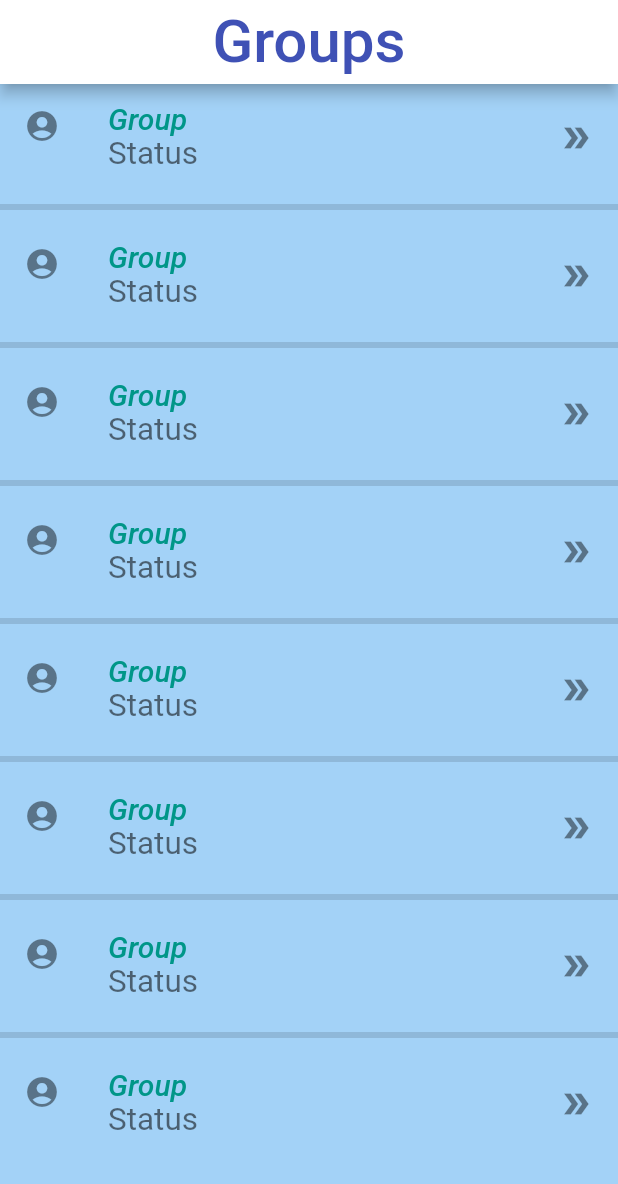
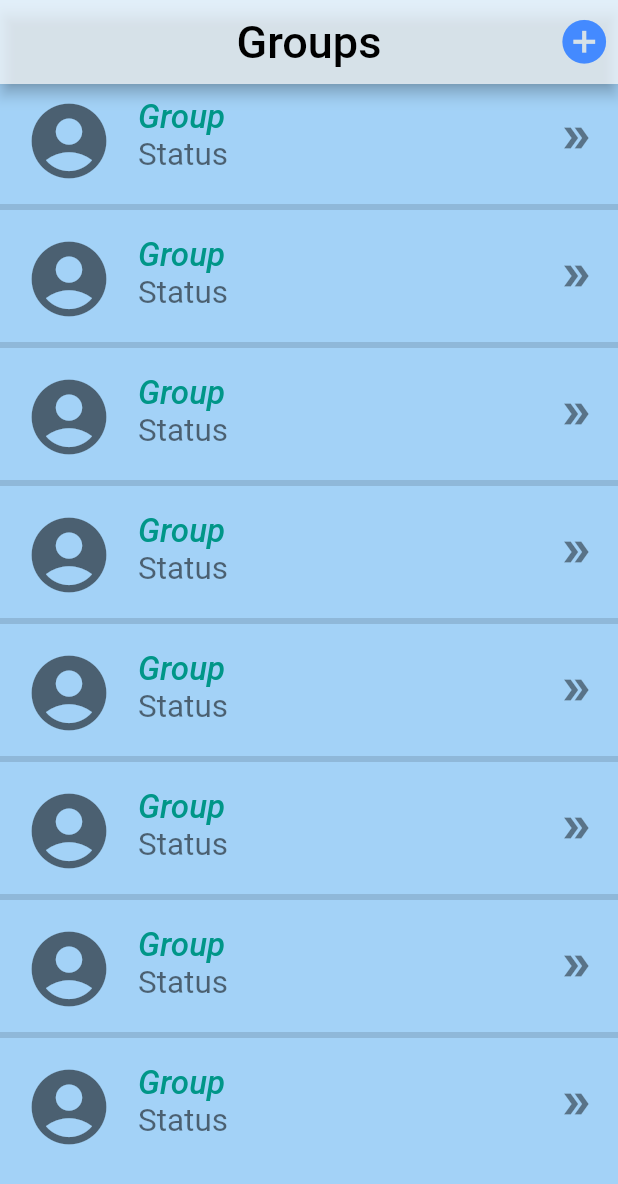
Before and after one commit to admirerr/SplitKaro, a Flutter app: the groupsPage screen opened directly, on a phone screen of 412 x 824 dp. Shown: the top 1184 px of the screen. Run offline on Flutter 3.47's test engine with Material 2 defaults, Android fonts, the light colour scheme and no system bars; our stand-ins replace babstrap_settings_screen, cloud_firestore, curved_navigation_bar, firebase_auth, firebase_core, fluttertoast and 1 more; accounts and stored records are empty.

Commit message:
Listview new updates sn

```diff
--- a/lib/nav_pages/groups.dart
+++ b/lib/nav_pages/groups.dart
@@ -1,7 +1,7 @@
 import 'package:cloud_firestore/cloud_firestore.dart';
 import 'package:firebase_auth/firebase_auth.dart';
 import 'package:flutter/material.dart';
-
+import 'package:babstrap_settings_screen/babstrap_settings_screen.dart';
 import '../login.dart';
 import '../model/user_model.dart';
 
@@ -37,7 +37,6 @@ class _groupsPageState extends State<groupsPage> {
 
 
 
-
   @override
   Widget build(BuildContext context) {
     var arrNames = ['Group','Group','Group','Group','Group','Group','Group','Group'];
@@ -49,14 +48,27 @@ class _groupsPageState extends State<groupsPage> {
           child: Column(
             mainAxisAlignment: MainAxisAlignment.center,
             children: <Widget>[
-              AppBar(title: Text("Groups", textScaleFactor: 2.0, style: TextStyle(color: Colors.indigo),), backgroundColor: Colors.white, centerTitle: true,),
+              AppBar(
+                title: Text("Groups", textScaleFactor: 1.5, style: TextStyle(color: Colors.black ,fontWeight: FontWeight.w500),),
+                backgroundColor: Colors.white70, centerTitle: true,
+                actions: <Widget>
+                [
+                  new IconButton(
+                    onPressed:()
+                    {
+
+                    },
+                      icon: Icon(Icons.add_circle_sharp, size: 35, color: Colors.blueAccent,),
+                  ),
+                ],
+                ),
               Expanded(
                 child: ListView.separated(
                   shrinkWrap: true,
                   itemBuilder: (context, index){
                     return ListTile(
-                      leading: Icon(Icons.account_circle),
-                      title: Text(arrNames[index],style: TextStyle(fontSize: 20 ,fontStyle: FontStyle.italic ,fontWeight: FontWeight.w500, color: Colors.teal),),
+                      leading: Icon(Icons.account_circle, size: 60, color: Colors.black54,),
+                      title: Text(arrNames[index],style: TextStyle(fontSize: 22 ,fontStyle: FontStyle.italic ,fontWeight: FontWeight.w500, color: Colors.teal),),
                       subtitle: Text('Status',textScaleFactor: 1.5),
                       trailing: Icon(Icons.double_arrow),
                     );
```
